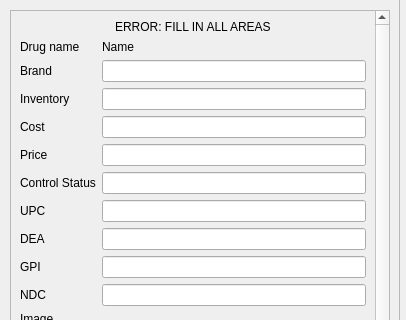
WNewsome/Pharmaceutical-Point-of-Sale, file addgrug.ui: the form before one commit; both pictures show x 0 to 406 and y 0 to 320 of the 406 by 514 pixel window.
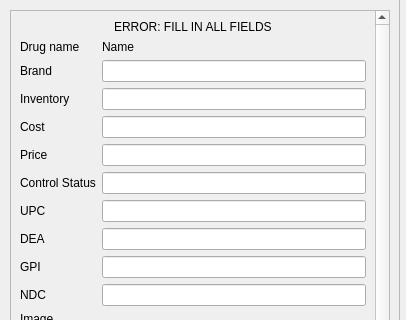
The form after the commit.

Commit message: unenabled buttons

Diff of the .ui file:
```diff
--- a/addgrug.ui
+++ b/addgrug.ui
@@ -216,7 +216,7 @@
          <bool>true</bool>
         </property>
         <property name="text">
-         <string>ERROR: FILL IN ALL AREAS</string>
+         <string>ERROR: FILL IN ALL FIELDS</string>
         </property>
        </widget>
       </item>
```
The commit also changes 3 other files.
